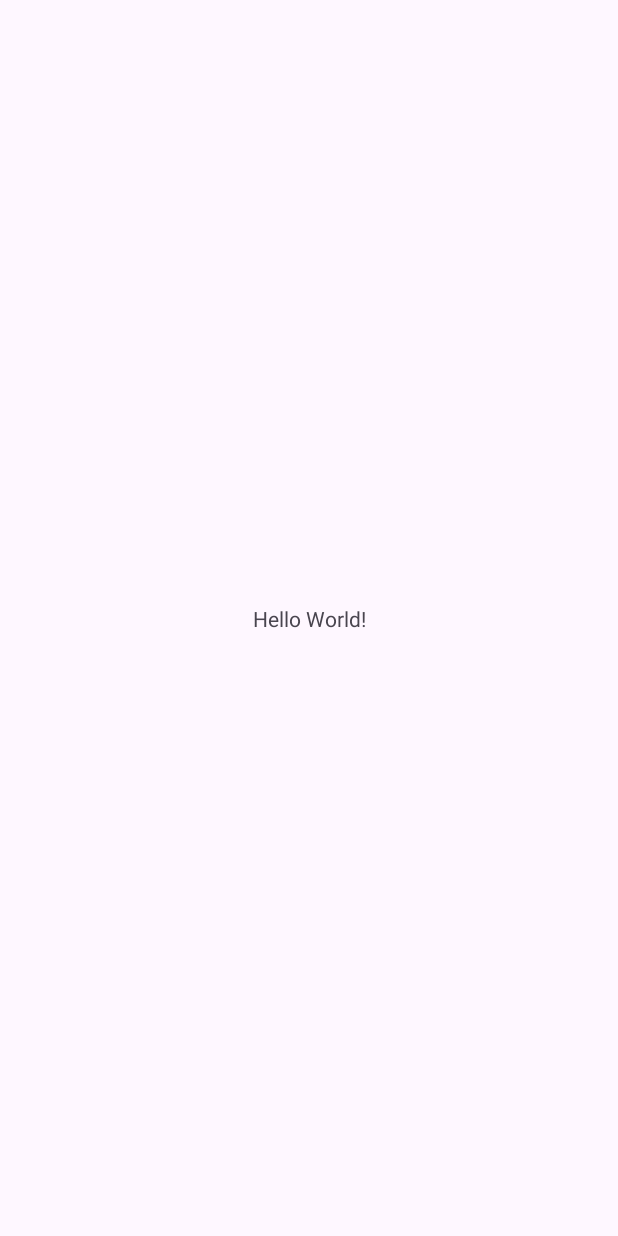
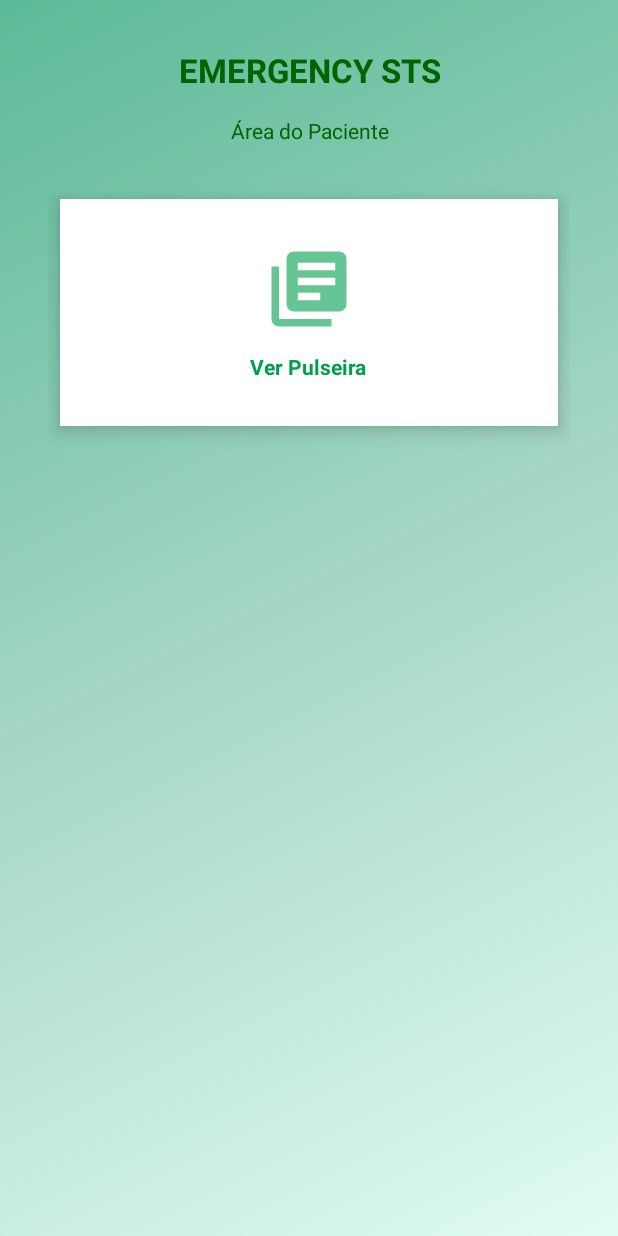
Before and after one commit to Igreja19/EmergencySTS-Mobile, an Android app: the PacienteActivity screen opened directly, with no data from a screen before it, on a phone screen of 412 x 824 dp. Before the commit the screen is almost empty. Run offline under Robolectric (Android 15) with nearby library versions, the phone set to English and light mode, and no system bars.

Commit message:
login e paciente page

```diff
--- a/app/src/main/AndroidManifest.xml
+++ b/app/src/main/AndroidManifest.xml
@@ -11,6 +11,9 @@
         android:roundIcon="@mipmap/ic_launcher_round"
         android:supportsRtl="true"
         android:theme="@style/Theme.EmergencySTS">
+        <activity
+            android:name=".PacienteActivity"
+            android:exported="false" />
         <activity
             android:name=".MainActivity"
             android:exported="false" />
--- a/app/src/main/java/pt/ipleiria/estg/dei/emergencysts/MainActivity.java
+++ b/app/src/main/java/pt/ipleiria/estg/dei/emergencysts/PacienteActivity.java
@@ -8,11 +8,12 @@ import androidx.core.graphics.Insets;
 import androidx.core.view.ViewCompat;
 import androidx.core.view.WindowInsetsCompat;
 
-public class MainActivity extends AppCompatActivity {
+public class PacienteActivity extends AppCompatActivity {
 
     @Override
     protected void onCreate(Bundle savedInstanceState) {
         super.onCreate(savedInstanceState);
-        setContentView(R.layout.activity_main);
+        setContentView(R.layout.activity_paciente);
+
     }
 }
--- /dev/null
+++ b/app/src/main/res/drawable-anydpi/ic_pulseira.xml
@@ -0,0 +1,12 @@
+<vector xmlns:android="http://schemas.android.com/apk/res/android"
+    android:width="24dp"
+    android:height="24dp"
+    android:viewportWidth="24"
+    android:viewportHeight="24"
+    android:tint="#333333"
+    android:alpha="0.6"
+    android:autoMirrored="true">
+  <path
+      android:fillColor="@android:color/white"
+      android:pathData="M4,6L2,6v14c0,1.1 0.9,2 2,2h14v-2L4,20L4,6zM20,2L8,2c-1.1,0 -2,0.9 -2,2v12c0,1.1 0.9,2 2,2h12c1.1,0 2,-0.9 2,-2L22,4c0,-1.1 -0.9,-2 -2,-2zM19,11L9,11L9,9h10v2zM15,15L9,15v-2h6v2zM19,7L9,7L9,5h10v2z"/>
+</vector>
--- /dev/null
+++ b/app/src/main/res/drawable/card_paciente.xml
@@ -0,0 +1,5 @@
+<shape xmlns:android="http://schemas.android.com/apk/res/android"
+    android:shape="rectangle">
+    <solid android:color="#FFFFFF" />
+    <corners android:radius="20dp" />
+</shape>
--- /dev/null
+++ b/app/src/main/res/drawable/edittext_bg.xml
@@ -0,0 +1,6 @@
+<shape xmlns:android="http://schemas.android.com/apk/res/android"
+    android:shape="rectangle">
+    <solid android:color="#FFFFFF" />
+    <corners android:radius="12dp" />
+    <stroke android:color="#DDDDDD" android:width="1dp" />
+</shape>
--- a/app/src/main/res/layout/activity_main.xml
+++ /dev/null
@@ -1,19 +0,0 @@
-<?xml version="1.0" encoding="utf-8"?>
-<androidx.constraintlayout.widget.ConstraintLayout xmlns:android="http://schemas.android.com/apk/res/android"
-    xmlns:app="http://schemas.android.com/apk/res-auto"
-    xmlns:tools="http://schemas.android.com/tools"
-    android:id="@+id/main"
-    android:layout_width="match_parent"
-    android:layout_height="match_parent"
-    tools:context=".MainActivity">
-
-    <TextView
-        android:layout_width="wrap_content"
-        android:layout_height="wrap_content"
-        android:text="Hello World!"
-        app:layout_constraintBottom_toBottomOf="parent"
-        app:layout_constraintEnd_toEndOf="parent"
-        app:layout_constraintStart_toStartOf="parent"
-        app:layout_constraintTop_toTopOf="parent" />
-
-</androidx.constraintlayout.widget.ConstraintLayout>
--- /dev/null
+++ b/app/src/main/res/layout/activity_paciente.xml
@@ -0,0 +1,74 @@
+<?xml version="1.0" encoding="utf-8"?>
+<FrameLayout xmlns:android="http://schemas.android.com/apk/res/android"
+    xmlns:app="http://schemas.android.com/apk/res-auto"
+    xmlns:tools="http://schemas.android.com/tools"
+    android:layout_width="match_parent"
+    android:layout_height="match_parent"
+    tools:context=".PacienteActivity">
+
+    <!-- 🔹 Fundo gradiente -->
+    <pt.ipleiria.estg.dei.emergencysts.GradientView
+        android:layout_width="match_parent"
+        android:layout_height="match_parent" />
+
+    <!-- 🔹 Conteúdo principal -->
+    <LinearLayout
+        android:orientation="vertical"
+        android:gravity="center_horizontal"
+        android:layout_gravity="center"
+        android:layout_width="match_parent"
+        android:layout_height="match_parent"
+        android:padding="32dp">
+
+        <!-- Título -->
+        <TextView
+            android:text="EMERGENCY STS"
+            android:textStyle="bold"
+            android:textColor="#006400"
+            android:textSize="22sp"
+            android:gravity="center"
+            android:layout_marginBottom="16dp"
+            android:layout_width="match_parent"
+            android:layout_height="wrap_content" />
+
+        <!-- Subtítulo -->
+        <TextView
+            android:text="Área do Paciente"
+            android:textColor="#006400"
+            android:textSize="14sp"
+            android:gravity="center"
+            android:layout_marginBottom="36dp"
+            android:layout_width="match_parent"
+            android:layout_height="wrap_content" />
+
+        <!-- 🔸 Cartão Ver Pulseira -->
+        <LinearLayout
+            android:id="@+id/cardPulseira"
+            android:orientation="vertical"
+            android:gravity="center"
+            android:padding="30dp"
+            android:layout_width="match_parent"
+            android:layout_height="wrap_content"
+            android:background="@android:color/white"
+            android:elevation="8dp"
+            android:layout_marginBottom="24dp"
+            android:layout_marginLeft="8dp"
+            android:layout_marginRight="8dp"
+            android:clipToOutline="true">
+
+            <ImageView
+                android:src="@drawable/ic_pulseira"
+                android:tint="#009E4D"
+                android:layout_width="60dp"
+                android:layout_height="60dp"
+                android:layout_marginBottom="12dp" />
+
+            <TextView
+                android:text="Ver Pulseira"
+                android:textColor="#009E4D"
+                android:textStyle="bold"
+                android:layout_width="wrap_content"
+                android:layout_height="wrap_content" />
+        </LinearLayout>
+    </LinearLayout>
+</FrameLayout>
```
Also changed, not shown: app/src/main/res/layout/activity_login.xml (+63 -36 lines), app/src/main/res/values/strings.xml (+9 -1 lines), app/src/main/res/drawable-hdpi/ic_pulseira.png (added), app/src/main/res/drawable-mdpi/ic_pulseira.png (added), app/src/main/res/drawable-xhdpi/ic_pulseira.png (added), app/src/main/res/drawable-xxhdpi/ic_pulseira.png (added).
